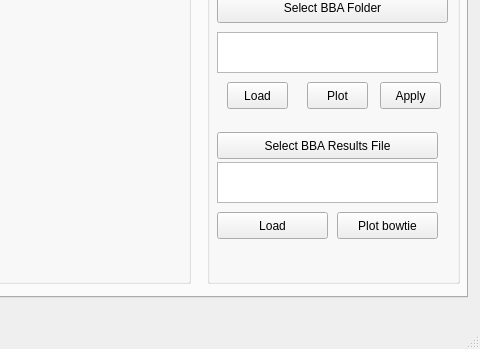
DiamondLightSource/dls-bba, file src/dls_bba/fbba_gui.ui: the form before one commit; both pictures show x 363 to 843 and y 423 to 772 of the 843 by 772 pixel window.
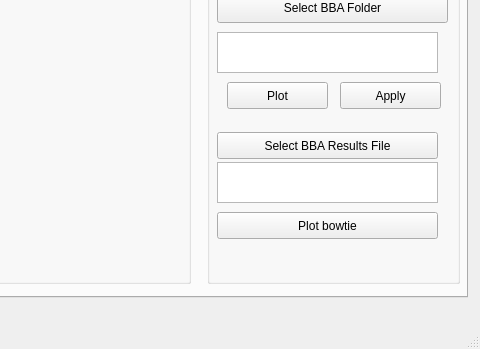
The form after the commit.

Commit message: Add loading and plotting

```diff
--- a/src/dls_bba/fbba_gui.ui
+++ b/src/dls_bba/fbba_gui.ui
@@ -662,9 +662,9 @@
            <widget class="QPushButton" name="apply_bba">
             <property name="geometry">
              <rect>
-              <x>173</x>
+              <x>133</x>
               <y>120</y>
-              <width>61</width>
+              <width>101</width>
               <height>27</height>
              </rect>
             </property>
@@ -672,25 +672,12 @@
              <string>Apply</string>
             </property>
            </widget>
-           <widget class="QPushButton" name="load_bba">
-            <property name="geometry">
-             <rect>
-              <x>20</x>
-              <y>120</y>
-              <width>61</width>
-              <height>27</height>
-             </rect>
-            </property>
-            <property name="text">
-             <string>Load</string>
-            </property>
-           </widget>
            <widget class="QPushButton" name="plot_bba">
             <property name="geometry">
              <rect>
-              <x>100</x>
+              <x>20</x>
               <y>120</y>
-              <width>61</width>
+              <width>101</width>
               <height>27</height>
              </rect>
             </property>
@@ -731,25 +718,12 @@
              </rect>
             </property>
            </widget>
-           <widget class="QPushButton" name="load_single_bba">
-            <property name="geometry">
-             <rect>
-              <x>10</x>
-              <y>250</y>
-              <width>111</width>
-              <height>27</height>
-             </rect>
-            </property>
-            <property name="text">
-             <string>Load</string>
-            </property>
-           </widget>
            <widget class="QPushButton" name="plot_single_bba">
             <property name="geometry">
              <rect>
-              <x>130</x>
+              <x>10</x>
               <y>250</y>
-              <width>101</width>
+              <width>221</width>
               <height>27</height>
              </rect>
             </property>
```
The commit also changes 2 other files.
